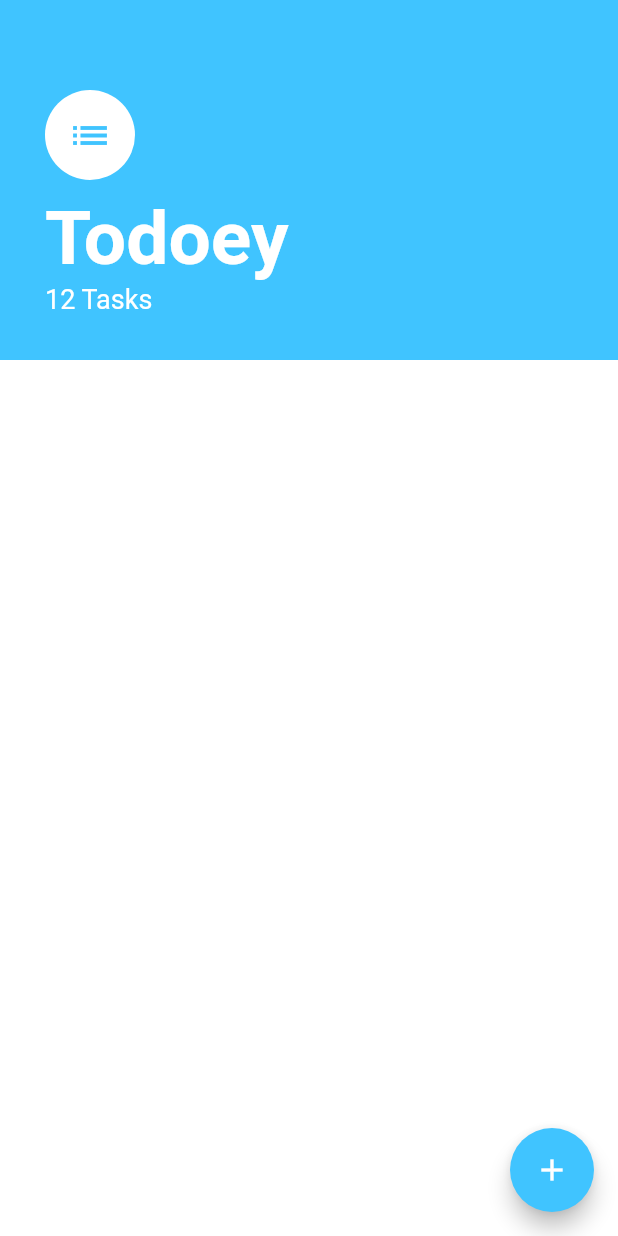
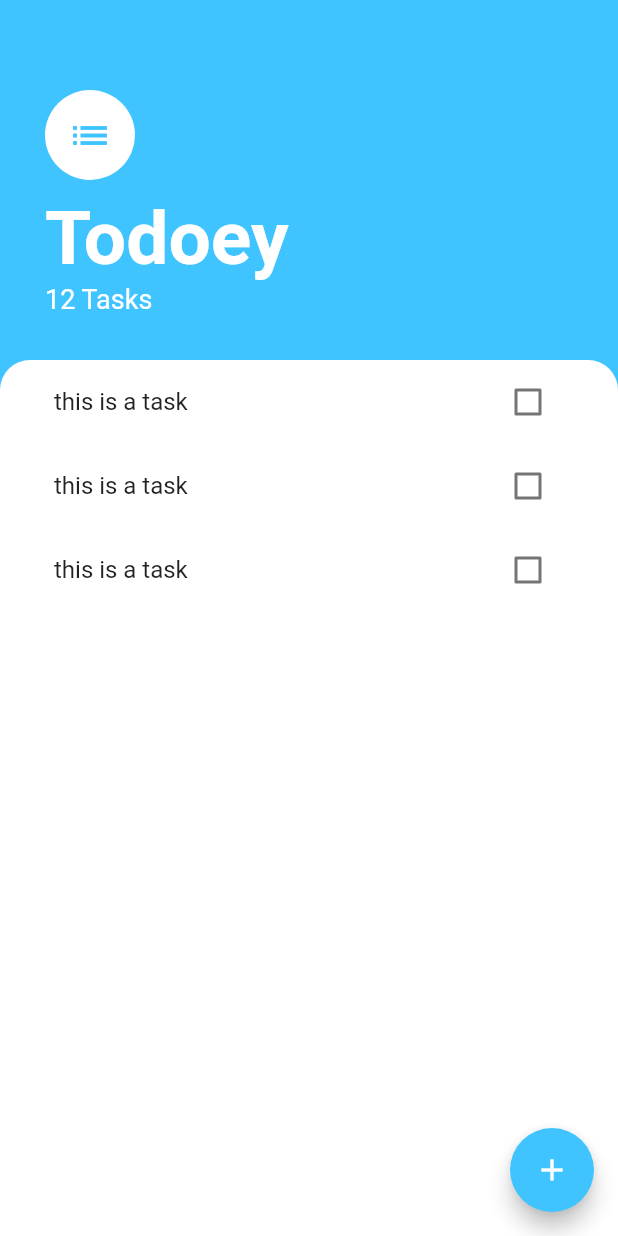
Before and after one commit to tobiasprima/todoey_flutter_app, a Flutter app: the screen it shows after launch, on a phone screen of 412 x 824 dp. Run offline on Flutter 3.47's test engine with Material 2 defaults, Android fonts, the phone set to English and light mode, and no system bars.

Commit message:
Add Tasks Container

```diff
--- a/lib/screens/tasks_screen.dart
+++ b/lib/screens/tasks_screen.dart
@@ -12,10 +12,12 @@ class TasksScreen extends StatelessWidget {
         child: Icon(Icons.add),
         onPressed: () {},
       ),
-      body: Column(crossAxisAlignment: CrossAxisAlignment.start, children: [
+      body: Column(
+        crossAxisAlignment: CrossAxisAlignment.start,
+        children: [
           Container(
-          padding:
-              EdgeInsets.only(top: 60.0, left: 30.0, right: 30.0, bottom: 30.0),
+            padding: EdgeInsets.only(
+                top: 60.0, left: 30.0, right: 30.0, bottom: 30.0),
             child: Column(
               crossAxisAlignment: CrossAxisAlignment.start,
               children: [
@@ -50,8 +52,7 @@ class TasksScreen extends StatelessWidget {
           ),
           Expanded(
             child: Container(
-            color: Colors.white,
-            height: 300.0,
+              padding: EdgeInsets.symmetric(horizontal: 20.0),
               decoration: BoxDecoration(
                 color: Colors.white,
                 borderRadius: BorderRadius.only(
@@ -59,9 +60,37 @@ class TasksScreen extends StatelessWidget {
                   topRight: Radius.circular(20.0),
                 ),
               ),
+              child: TasksList(),
             ),
           ),
-      ]),
+        ],
+      ),
     );
   }
 }
+
+class TasksList extends StatelessWidget {
+  @override
+  Widget build(BuildContext context) {
+    return ListView(
+      children: [
+        TasksTile(),
+        TasksTile(),
+        TasksTile(),
+      ],
+    );
+  }
+}
+
+class TasksTile extends StatelessWidget {
+  @override
+  Widget build(BuildContext context) {
+    return ListTile(
+      title: Text('this is a task'),
+      trailing: Checkbox(
+        value: false,
+        onChanged: (value) {},
+      ),
+    );
+  }
+}
```
Lines whose indentation alone changed are shown as unchanged.
